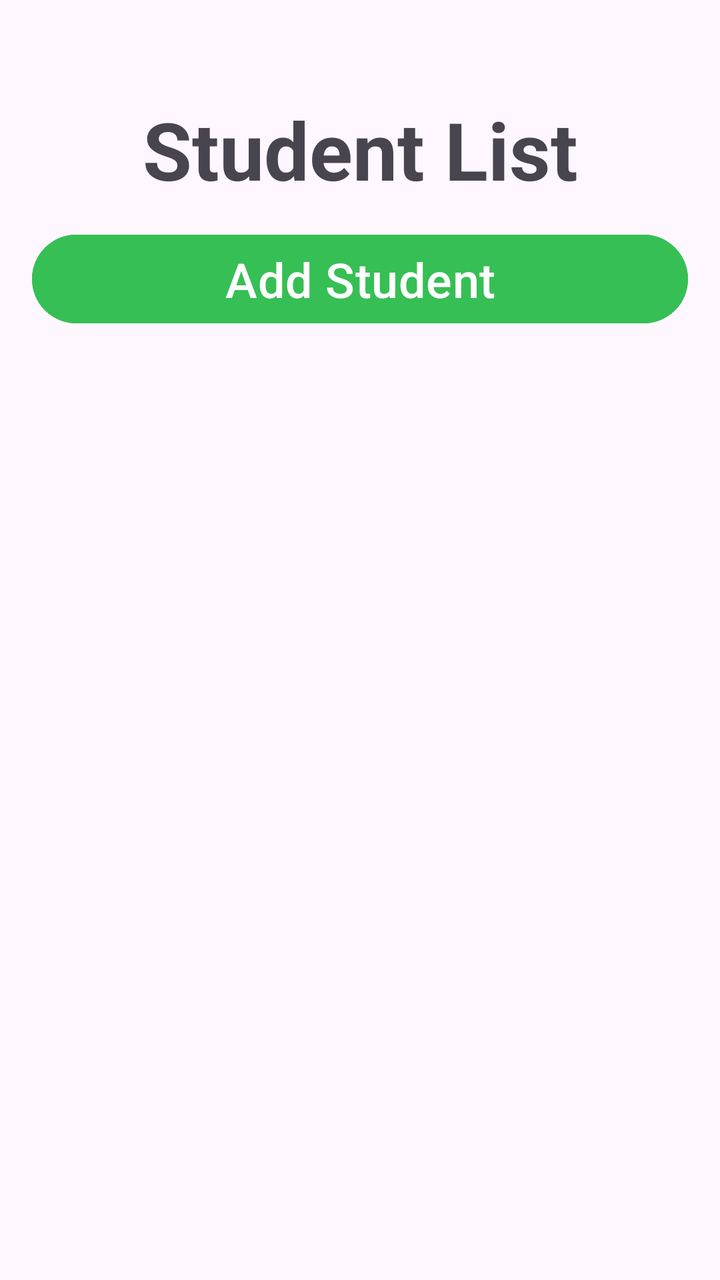
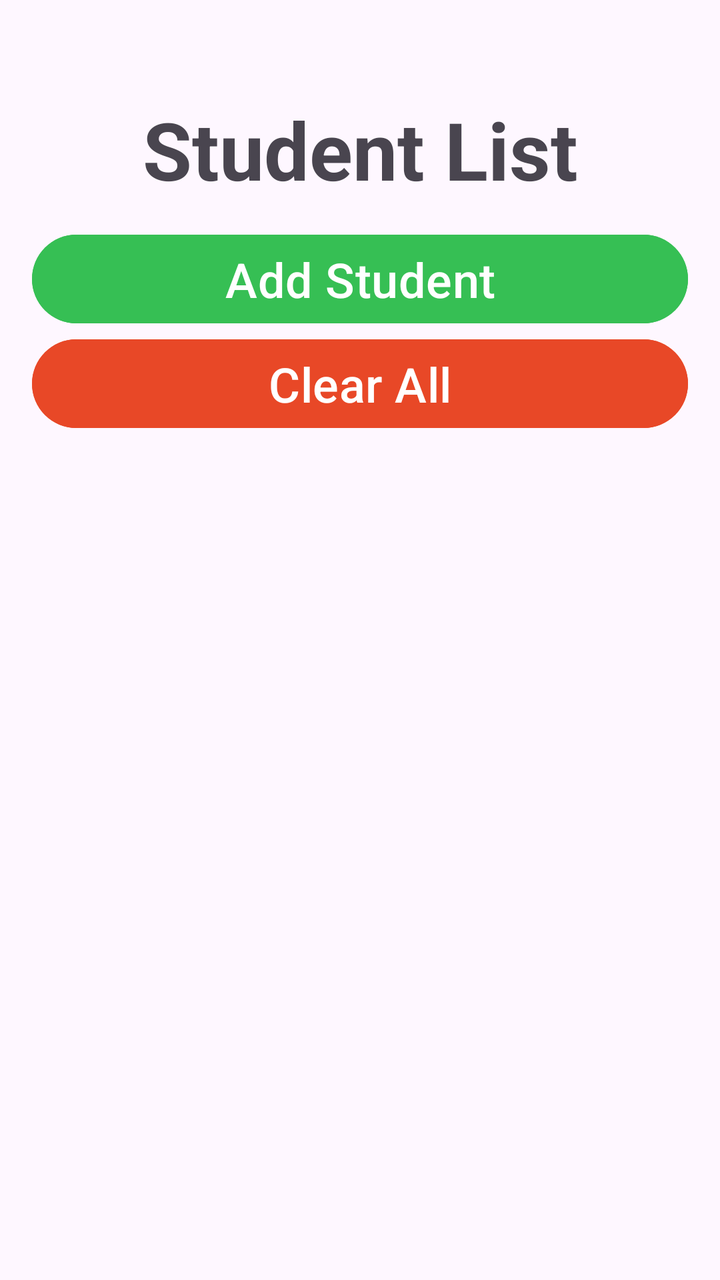

An Android layout rendered at two revisions. The XML below is the earlier revision; the diff shows what the commit changed to produce the second picture.
<!-- AndroidManifest.xml: application theme Theme.StudentListApp -->
<!-- res/layout/activity_main.xml -->
<?xml version="1.0" encoding="utf-8"?>
<LinearLayout xmlns:android="http://schemas.android.com/apk/res/android"
    xmlns:tools="http://schemas.android.com/tools"
    android:id="@+id/main"
    android:layout_width="match_parent"
    android:layout_height="match_parent"
    android:orientation="vertical"
    android:paddingTop="48dp"
    android:paddingBottom="16dp"
    android:paddingLeft="16dp"
    android:paddingRight="16dp"
    tools:context=".MainActivity">

    <TextView
        android:layout_width="match_parent"
        android:layout_height="wrap_content"
        android:text="Student List"
        android:textSize="40sp"
        android:textStyle="bold"
        android:gravity="center"
        android:layout_marginBottom="12dp" />
    
    <Button
        android:id="@+id/btnAddStudent"
        android:layout_width="match_parent"
        android:layout_height="wrap_content"
        android:text="Add Student"
        android:textSize="24sp"
        android:backgroundTint="#36BF54" />

    <androidx.recyclerview.widget.RecyclerView
        android:id="@+id/rvStudents"
        android:layout_width="match_parent"
        android:layout_height="0dp"
        android:layout_weight="1" />

</LinearLayout>
<!-- resources referenced by this layout -->
<resources>
  <style name="Theme.StudentListApp" parent="Base.Theme.StudentListApp" />
  <style name="Base.Theme.StudentListApp" parent="Theme.Material3.DayNight.NoActionBar">
          
          
      </style>
</resources>

<!-- the commit's change to res/layout/activity_main.xml (unified diff, before → after) -->
@@ -28,7 +28,16 @@
         android:textSize="24sp"
         android:backgroundTint="#36BF54" />
 
+    <Button
+        android:id="@+id/btnClear"
+        android:layout_width="match_parent"
+        android:layout_height="wrap_content"
+        android:text="Clear All"
+        android:textSize="24sp"
+        android:backgroundTint="#E84827" />
+
     <androidx.recyclerview.widget.RecyclerView
+        android:layout_marginTop="16dp"
         android:id="@+id/rvStudents"
         android:layout_width="match_parent"
         android:layout_height="0dp"
